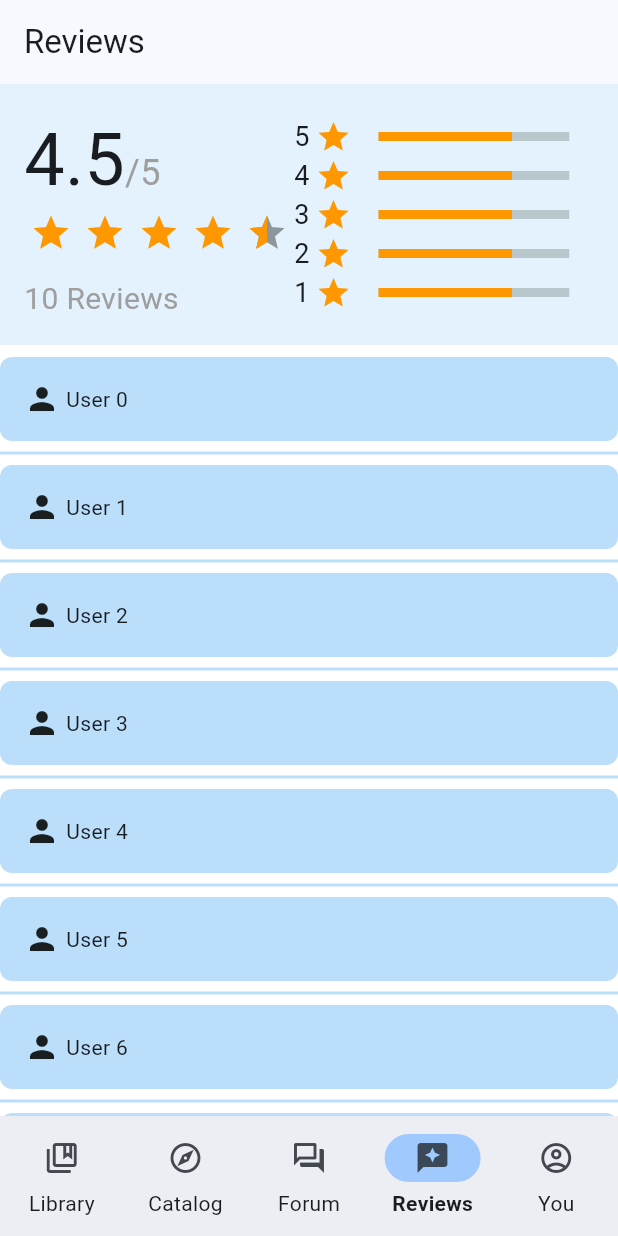
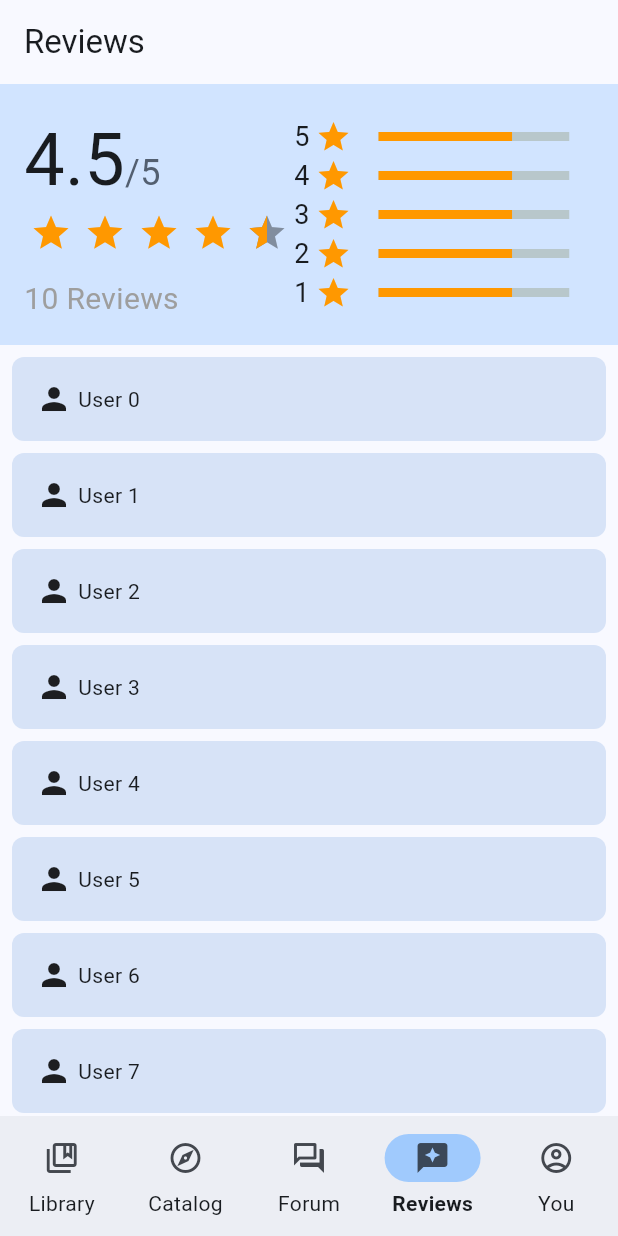
Before and after one commit to letterbookd/letterbookd-mobile, a Flutter app: the screen it shows after launch, item 4 of the bottom bar chosen, on a phone screen of 412 x 824 dp. Run offline on Flutter 3.47's test engine with Material 3 defaults, Android fonts, the light colour scheme and no system bars; drawn by our look-alikes of flutter_rating_bar, percent_indicator; missing offline and left inert: pbp_django_auth; network calls fail.

Commit message:
fix colors on review homepage

```diff
--- a/lib/review/screens/review_home.dart
+++ b/lib/review/screens/review_home.dart
@@ -13,14 +13,14 @@ class ReviewHome extends StatelessWidget {
   @override
   Widget build(BuildContext context) {
     return Scaffold(
-      backgroundColor: Colors.white,
+      backgroundColor: Theme.of(context).colorScheme.background,
       appBar: AppBar(
         title: Text("Reviews"),
       ),
       body: Column(
         children: [
           Container(
-            color: Colors.blue[50],
+            color: Theme.of(context).colorScheme.primaryContainer,
             padding: EdgeInsets.symmetric(horizontal: 16.0, vertical: 16.0),
             child: Row(
               mainAxisAlignment: MainAxisAlignment.spaceBetween,
@@ -39,7 +39,7 @@ class ReviewHome extends StatelessWidget {
                             text: "/5",
                             style: TextStyle(
                               fontSize: 24.0,
-                              color: Colors.grey,
+                              color: Theme.of(context).colorScheme.secondary,
                             ),
                           ),
                         ],
@@ -106,16 +106,13 @@ class ReviewHome extends StatelessWidget {
           ),
           Expanded(
             child: ListView.separated(
-              padding: EdgeInsets.only(bottom: 8.0, top: 8.0),
+              padding: EdgeInsets.all(8.0),
               itemCount: 10, // Replace with the actual number of reviews
               itemBuilder: (context, index) {
                 return ReviewCard(ReviewItem("User $index", Icons.person));
               },
-              separatorBuilder: (context, index) {
-                return Divider(
-                  thickness: 2.0,
-                  color: Colors.blue[100],
-                );
+              separatorBuilder: (BuildContext context, int index) {
+                return const SizedBox(height: 8.0);
               },
             ),
           ),
@@ -141,7 +138,7 @@ class ReviewCard extends StatelessWidget {
   Widget build(BuildContext context) {
     return Container(
       decoration: BoxDecoration(
-        color: Colors.blue[100],
+        color: Theme.of(context).colorScheme.secondaryContainer,
         borderRadius: BorderRadius.circular(8.0),
       ),
       child: InkWell(
```
